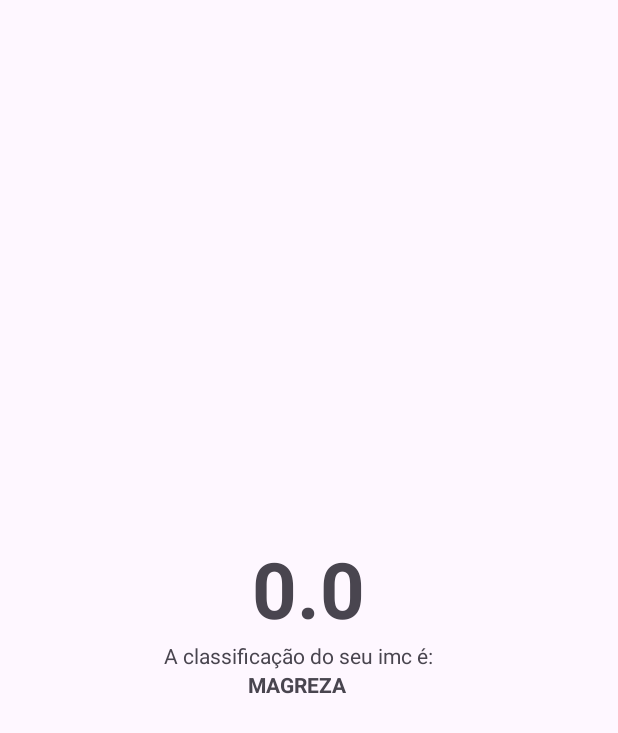
After one commit to jacaboyjr/Calculadora-imc, an Android app: the ResultActivity screen opened directly, with no data from a screen before it, on a phone screen of 412 x 824 dp. The commit adds this screen. Shown: the top 733 px of the screen. Run offline under Robolectric (Android 15) with nearby library versions, the phone set to English and light mode, and no system bars.

Commit message:
Criando tela de resultado, fazendo a logica de calculo do IMC

```diff
--- a/app/src/main/AndroidManifest.xml
+++ b/app/src/main/AndroidManifest.xml
@@ -13,6 +13,9 @@
         android:theme="@style/Theme.Calculadoraimc"
         tools:targetApi="31">
         <activity
+            android:name=".ResultActivity"
+            android:exported="false" />
+        <activity
             android:name=".MainActivity"
             android:exported="true">
             <intent-filter>
--- /dev/null
+++ b/app/src/main/java/com/comunidadedevspace/imc/ResultActivity.kt
@@ -0,0 +1,42 @@
+package com.comunidadedevspace.imc
+
+import android.content.Intent
+import android.os.Bundle
+import android.widget.TextView
+import androidx.activity.enableEdgeToEdge
+import androidx.appcompat.app.AppCompatActivity
+import androidx.core.view.ViewCompat
+import androidx.core.view.WindowInsetsCompat
+
+const val KEY_RESULT_IMC = "ResultActivity.KEY_IMC"
+
+class ResultActivity : AppCompatActivity() {
+    override fun onCreate(savedInstanceState: Bundle?) {
+        super.onCreate(savedInstanceState)
+        enableEdgeToEdge()
+        setContentView(R.layout.activity_result)
+
+            val result = intent.getFloatExtra(KEY_RESULT_IMC, 0f)
+
+            val tvResult = findViewById<TextView>(R.id.tv_result)
+            val tvclassificacao = findViewById<TextView>(R.id.tv_classificacao)
+
+            tvResult.text = result.toString()
+
+            val classificacao: String =  if (result <= 18.5){
+                "MAGREZA"
+            } else if (result > 18.5 && result <= 24.9) {
+                "NORMAL"
+            } else if (result > 24.9 && result <= 29.9){
+                "SOBREPESO"
+            } else if (result > 29.9 && result<= 30.9){
+                "OBESIDADE"
+            } else {
+                "OBESIDADE GRAVE"
+            }
+
+            tvclassificacao.text = classificacao
+
+
+        }
+    }
--- /dev/null
+++ b/app/src/main/res/layout/activity_result.xml
@@ -0,0 +1,33 @@
+<?xml version="1.0" encoding="utf-8"?>
+<LinearLayout xmlns:android="http://schemas.android.com/apk/res/android"
+    xmlns:app="http://schemas.android.com/apk/res-auto"
+    xmlns:tools="http://schemas.android.com/tools"
+    android:id="@+id/main"
+    android:layout_width="match_parent"
+    android:layout_height="match_parent"
+    android:gravity="center"
+    android:orientation="vertical"
+    tools:context=".ResultActivity">
+
+    <TextView
+        android:id="@+id/tv_result"
+        android:layout_width="wrap_content"
+        android:layout_height="wrap_content"
+        android:textSize="52sp"
+        android:textStyle="bold"
+        android:maxLength="5"
+        tools:text="23.66" />
+
+    <TextView
+        android:id="@+id/tv_classificacao_label"
+        android:layout_width="193dp"
+        android:layout_height="wrap_content"
+        android:text="A classificação do seu imc é:" />
+
+    <TextView
+        android:id="@+id/tv_classificacao"
+        android:layout_width="81dp"
+        android:layout_height="wrap_content"
+        android:textStyle="bold"
+        tools:text="NORMAL" />
+</LinearLayout>
```
Also changed, not shown: app/src/main/java/com/comunidadedevspace/imc/MainActivity.kt (+30 -4 lines).
